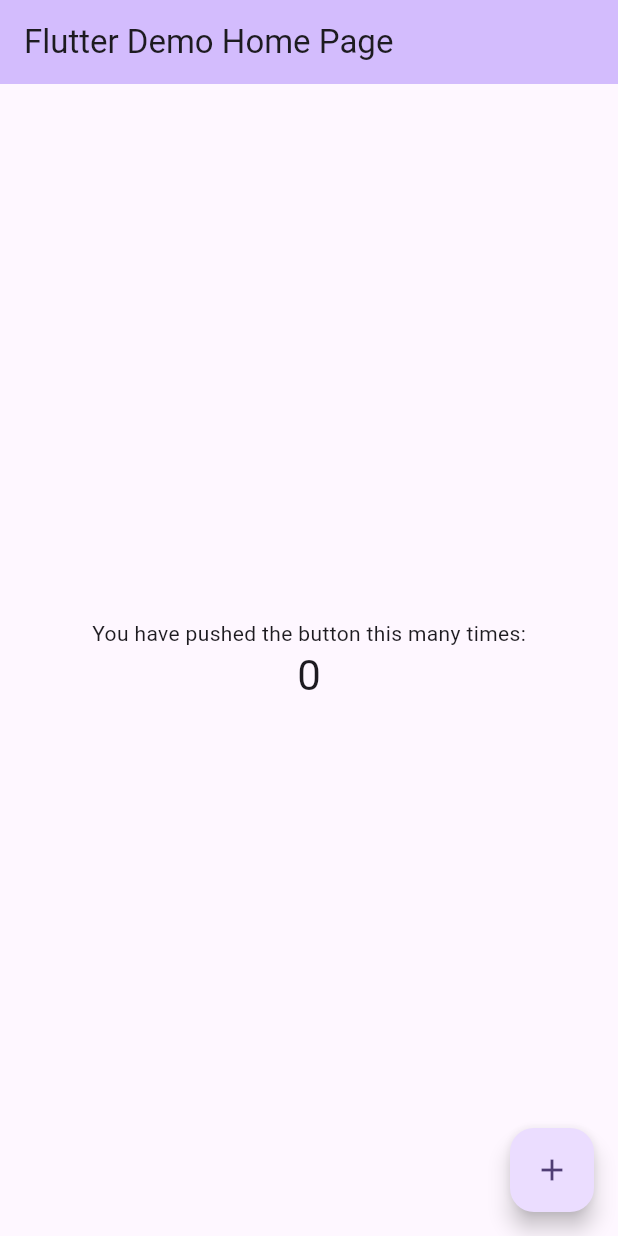
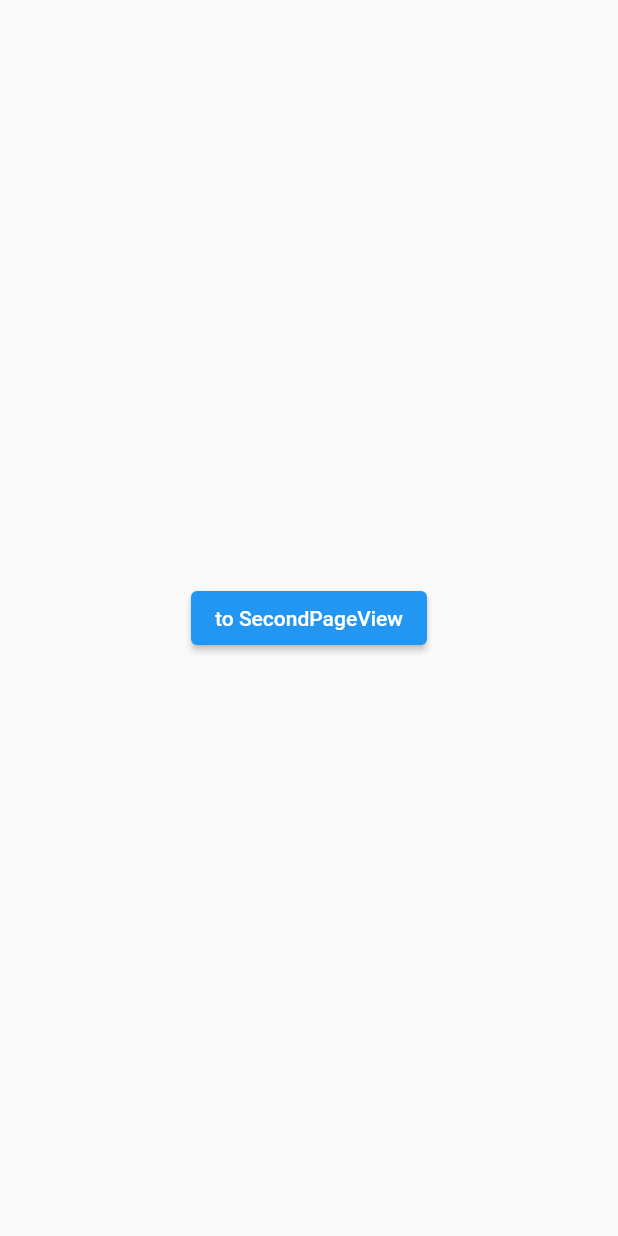
Before and after one commit to tcode-dev/ThinMP_Flutter, a Flutter app: the screen it shows after launch, on a phone screen of 412 x 824 dp. Run offline on Flutter 3.47's test engine with Material 2 defaults, Android fonts, the phone set to English and light mode, and no system bars.

Commit message:
sample page

```diff
--- a/lib/main.dart
+++ b/lib/main.dart
@@ -1,125 +1,17 @@
 import 'package:flutter/material.dart';
+import 'package:thinmpf/view/main_page_view.dart';
 
 void main() {
-  runApp(const MyApp());
+  runApp(const MainApp());
 }
 
-class MyApp extends StatelessWidget {
-  const MyApp({super.key});
+class MainApp extends StatelessWidget {
+  const MainApp({super.key});
 
-  // This widget is the root of your application.
   @override
   Widget build(BuildContext context) {
-    return MaterialApp(
-      title: 'Flutter Demo',
-      theme: ThemeData(
-        // This is the theme of your application.
-        //
-        // TRY THIS: Try running your application with "flutter run". You'll see
-        // the application has a blue toolbar. Then, without quitting the app,
-        // try changing the seedColor in the colorScheme below to Colors.green
-        // and then invoke "hot reload" (save your changes or press the "hot
-        // reload" button in a Flutter-supported IDE, or press "r" if you used
-        // the command line to start the app).
-        //
-        // Notice that the counter didn't reset back to zero; the application
-        // state is not lost during the reload. To reset the state, use hot
-        // restart instead.
-        //
-        // This works for code too, not just values: Most code changes can be
-        // tested with just a hot reload.
-        colorScheme: ColorScheme.fromSeed(seedColor: Colors.deepPurple),
-        useMaterial3: true,
-      ),
-      home: const MyHomePage(title: 'Flutter Demo Home Page'),
+    return const MaterialApp(
+      home: MainPageView()
     );
   }
 }
-
-class MyHomePage extends StatefulWidget {
-  const MyHomePage({super.key, required this.title});
-
-  // This widget is the home page of your application. It is stateful, meaning
-  // that it has a State object (defined below) that contains fields that affect
-  // how it looks.
-
-  // This class is the configuration for the state. It holds the values (in this
-  // case the title) provided by the parent (in this case the App widget) and
-  // used by the build method of the State. Fields in a Widget subclass are
-  // always marked "final".
-
-  final String title;
-
-  @override
-  State<MyHomePage> createState() => _MyHomePageState();
-}
-
-class _MyHomePageState extends State<MyHomePage> {
-  int _counter = 0;
-
-  void _incrementCounter() {
-    setState(() {
-      // This call to setState tells the Flutter framework that something has
-      // changed in this State, which causes it to rerun the build method below
-      // so that the display can reflect the updated values. If we changed
-      // _counter without calling setState(), then the build method would not be
-      // called again, and so nothing would appear to happen.
-      _counter++;
-    });
-  }
-
-  @override
-  Widget build(BuildContext context) {
-    // This method is rerun every time setState is called, for instance as done
-    // by the _incrementCounter method above.
-    //
-    // The Flutter framework has been optimized to make rerunning build methods
-    // fast, so that you can just rebuild anything that needs updating rather
-    // than having to individually change instances of widgets.
-    return Scaffold(
-      appBar: AppBar(
-        // TRY THIS: Try changing the color here to a specific color (to
-        // Colors.amber, perhaps?) and trigger a hot reload to see the AppBar
-        // change color while the other colors stay the same.
-        backgroundColor: Theme.of(context).colorScheme.inversePrimary,
-        // Here we take the value from the MyHomePage object that was created by
-        // the App.build method, and use it to set our appbar title.
-        title: Text(widget.title),
-      ),
-      body: Center(
-        // Center is a layout widget. It takes a single child and positions it
-        // in the middle of the parent.
-        child: Column(
-          // Column is also a layout widget. It takes a list of children and
-          // arranges them vertically. By default, it sizes itself to fit its
-          // children horizontally, and tries to be as tall as its parent.
-          //
-          // Column has various properties to control how it sizes itself and
-          // how it positions its children. Here we use mainAxisAlignment to
-          // center the children vertically; the main axis here is the vertical
-          // axis because Columns are vertical (the cross axis would be
-          // horizontal).
-          //
-          // TRY THIS: Invoke "debug painting" (choose the "Toggle Debug Paint"
-          // action in the IDE, or press "p" in the console), to see the
-          // wireframe for each widget.
-          mainAxisAlignment: MainAxisAlignment.center,
-          children: <Widget>[
-            const Text(
-              'You have pushed the button this many times:',
-            ),
-            Text(
-              '$_counter',
-              style: Theme.of(context).textTheme.headlineMedium,
-            ),
-          ],
-        ),
-      ),
-      floatingActionButton: FloatingActionButton(
-        onPressed: _incrementCounter,
-        tooltip: 'Increment',
-        child: const Icon(Icons.add),
-      ), // This trailing comma makes auto-formatting nicer for build methods.
-    );
-  }
-}
--- /dev/null
+++ b/lib/view/main_page_view.dart
@@ -0,0 +1,23 @@
+import 'package:flutter/material.dart';
+import 'package:thinmpf/view/second_page_view.dart';
+
+class MainPageView extends StatelessWidget {
+  const MainPageView({super.key});
+
+  @override
+  Widget build(BuildContext context) {
+    return Scaffold(
+      body: Center(
+        child: ElevatedButton(
+          onPressed: () {
+            Navigator.push(
+              context,
+              MaterialPageRoute(builder: (context) => const SecondPageView()),
+            );
+          },
+          child: const Text('to SecondPageView'),
+        ),
+      ),
+    );
+  }
+}
```
Also changed, not shown: lib/view/second_page_view.dart (added, +19 -0 lines).
